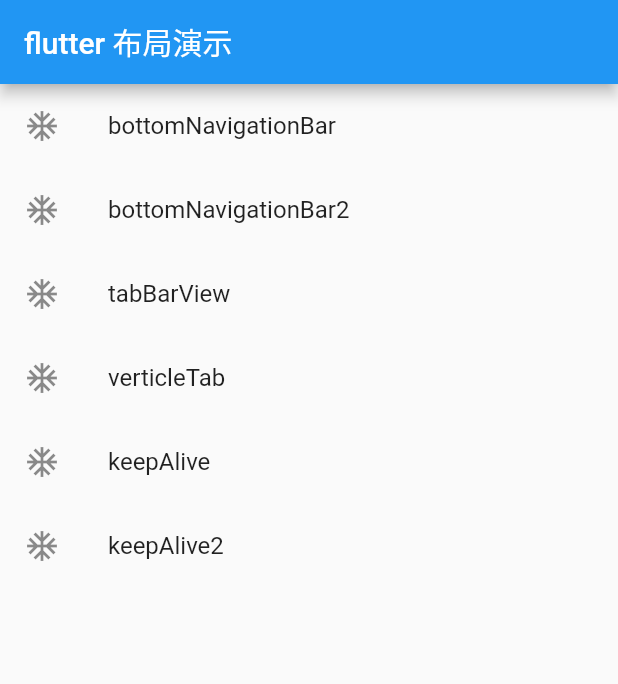
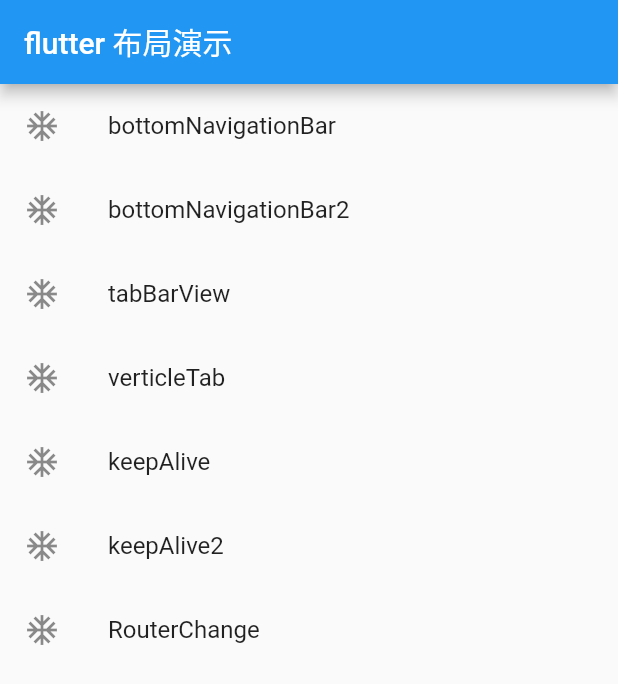
Before and after one commit to yanhuomili/flutter_layout_demo, a Flutter app: the screen it shows after launch, on a phone screen of 412 x 824 dp. Shown: the top 684 px of the screen. Run offline on Flutter 3.47's test engine with Material 2 defaults, Android fonts, the phone set to English and light mode, and no system bars.

```diff
--- a/layout_demo01/lib/pages/home.dart
+++ b/layout_demo01/lib/pages/home.dart
@@ -1,10 +1,12 @@
 import 'package:flutter/material.dart';
 import 'package:layout_demo01/pages/bottom_navigation_bar.dart';
 import 'package:layout_demo01/pages/bottom_navigation_bar2.dart';
+import 'package:layout_demo01/pages/router_change.dart';
 import 'package:layout_demo01/pages/tab_bar_view.dart';
 import 'package:layout_demo01/pages/verticle_tab_view.dart';
 import 'package:layout_demo01/pages/keep_alive.dart';
 import 'package:layout_demo01/pages/keep_alive2.dart';
+
 
 class HomePage extends StatefulWidget {
   HomePage({Key key}) : super(key: key);
@@ -14,6 +16,16 @@ class HomePage extends StatefulWidget {
 }
 
 class _HomePageState extends State<HomePage> {
+  List<Map> _list = [
+    {'title':'bottomNavigationBar','route':BottomNavigationBarPage()},
+    {'title':'bottomNavigationBar2','route':BottomNavigationBarPage2()},
+    {'title':'tabBarView','route':TabBarViewPage()},
+    {'title':'verticleTab','route':VerticleTabPage()},
+    {'title':'keepAlive','route':KeepAlivePage()},
+    {'title':'keepAlive2','route':KeepAlivePage2()},
+    {'title':'RouterChange','route':RouterChagePage()},
+  ];
+
   @override
   Widget build(BuildContext context) {
     return Scaffold(
@@ -21,58 +33,18 @@ class _HomePageState extends State<HomePage> {
         title: Text('flutter 布局演示'),
       ),
       body: Container(
-        child: ListView(
-          children: <Widget>[
-            ListTile(
-              title: Text('bottomNavigationBar'),
+        child: ListView.builder(
+          itemCount: _list.length,
+          itemBuilder: (BuildContext context, int index) {
+          return ListTile(
+              title: Text('${_list[index]['title']}'),
               leading: Icon(Icons.ac_unit),
               onTap: (){
-                Navigator.push(context, MaterialPageRoute(builder: (context) => BottomNavigationBarPage()));
+                Navigator.push(context, MaterialPageRoute(builder: (context) => _list[index]['route']));
                 print('路由跳转');
               },
-            ),
-            ListTile(
-              title: Text('bottomNavigationBar2'),
-              leading: Icon(Icons.ac_unit),
-              onTap: (){
-                Navigator.push(context, MaterialPageRoute(builder: (context) => BottomNavigationBarPage2()));
-                print('路由跳转');
-              },
-            ),
-            ListTile(
-              title: Text('tabBarView'),
-              leading: Icon(Icons.ac_unit),
-              onTap: (){
-                Navigator.push(context, MaterialPageRoute(builder: (context) => TabBarViewPage()));
-                print('路由跳转');
-              },
-            ),
-            ListTile(
-              title: Text('verticleTab'),
-              leading: Icon(Icons.ac_unit),
-              onTap: (){
-                Navigator.push(context, MaterialPageRoute(builder: (context) => VerticleTabPage()));
-                print('路由跳转');
-              },
-            ),
-            ListTile(
-              title: Text('keepAlive'),
-              leading: Icon(Icons.ac_unit),
-              onTap: (){
-                Navigator.push(context, MaterialPageRoute(builder: (context) => KeepAlivePage()));
-                print('路由跳转');
-              },
-            ),
-            ListTile(
-              title: Text('keepAlive2'),
-              leading: Icon(Icons.ac_unit),
-              onTap: (){
-                Navigator.push(context, MaterialPageRoute(builder: (context) => KeepAlivePage2()));
-                print('路由跳转');
-              },
-            ),
-
-          ],
+            );
+         },
         ),
       ),
     );
```
Also changed, not shown: layout_demo01/lib/pages/custom_router.dart (added, +84 -0 lines), layout_demo01/lib/pages/router_change.dart (added, +78 -0 lines).
